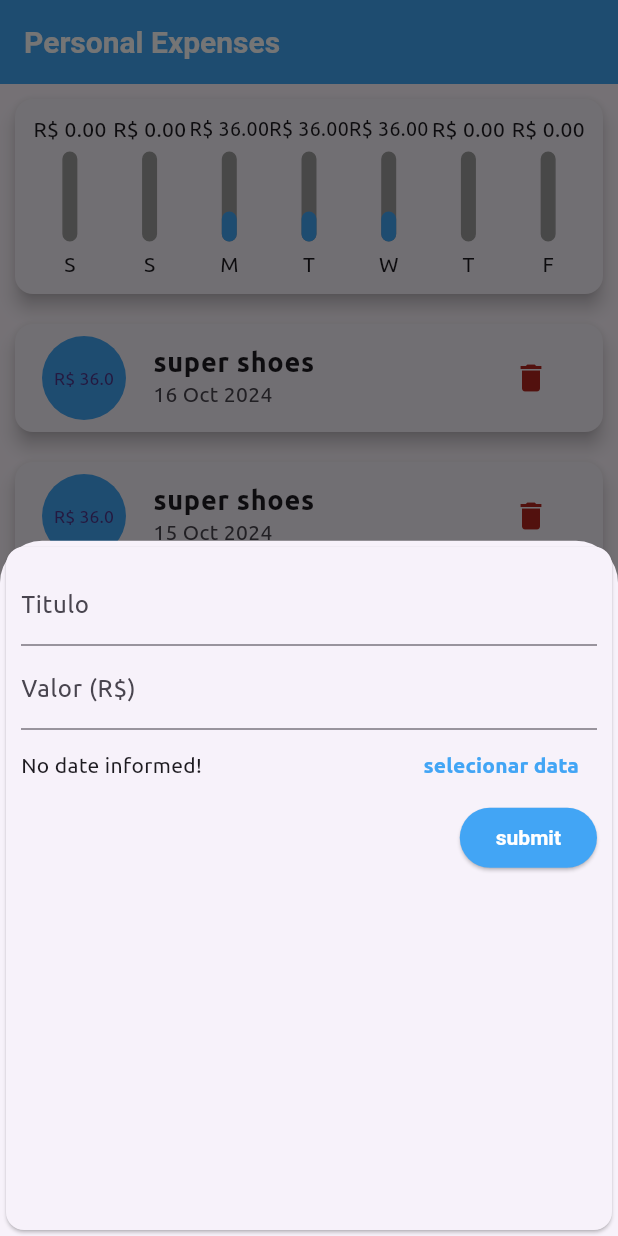
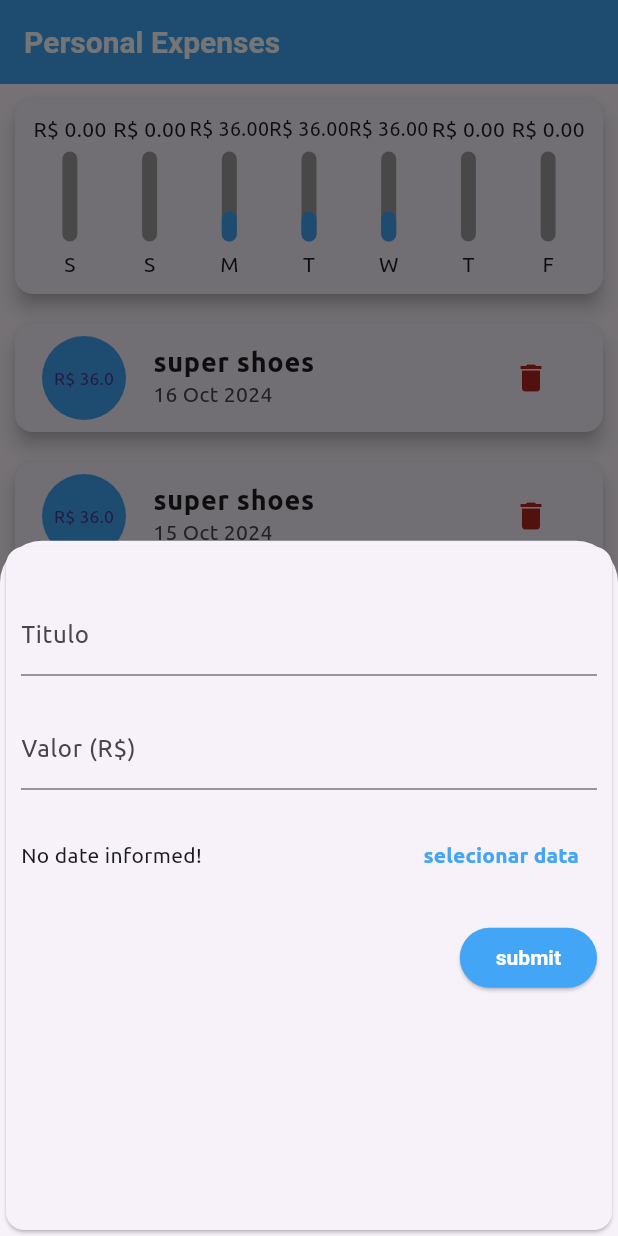
Before and after one commit to Logout-Game-Studio/personal_expenses, a Flutter app: the screen it shows after launch, after a tap on the "delete" icon, after a tap on the "add" icon, on a phone screen of 412 x 824 dp. Run offline on Flutter 3.47's test engine with Material 3 defaults, Android fonts, the phone set to English and light mode, and no system bars; project files that could hold a hidden picture were left out.

```diff
--- a/lib/components/transaction_form.dart
+++ b/lib/components/transaction_form.dart
@@ -45,11 +45,13 @@ class _TransactionFormState extends State<TransactionForm> {
         padding: EdgeInsets.all(10),
         child: Column(
           children: [
+            SizedBox(height: 20),
             TextField(
               decoration: InputDecoration(labelText: 'Titulo'),
               controller: _tittleTextController,
               onSubmitted: (_) => _submit(),
             ),
+            SizedBox(height: 20),
             TextField(
               decoration: InputDecoration(labelText: 'Valor (R\$)'),
               onSubmitted: (_) => _submit(),
@@ -60,6 +62,7 @@ class _TransactionFormState extends State<TransactionForm> {
               // ],
               controller: _valueTextController,
             ),
+            SizedBox(height: 20),
             Row(
               children: [
                 Expanded(
@@ -80,6 +83,7 @@ class _TransactionFormState extends State<TransactionForm> {
                 )
               ],
             ),
+            SizedBox(height: 20),
             Row(
               mainAxisAlignment: MainAxisAlignment.end,
               children: [
```
